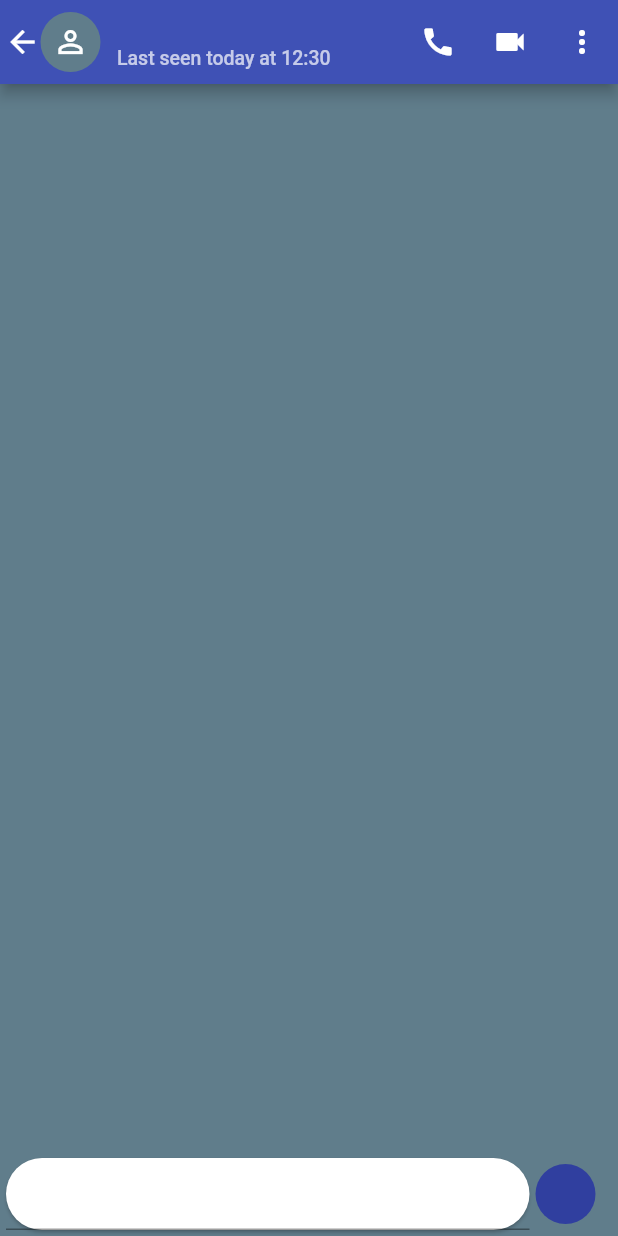
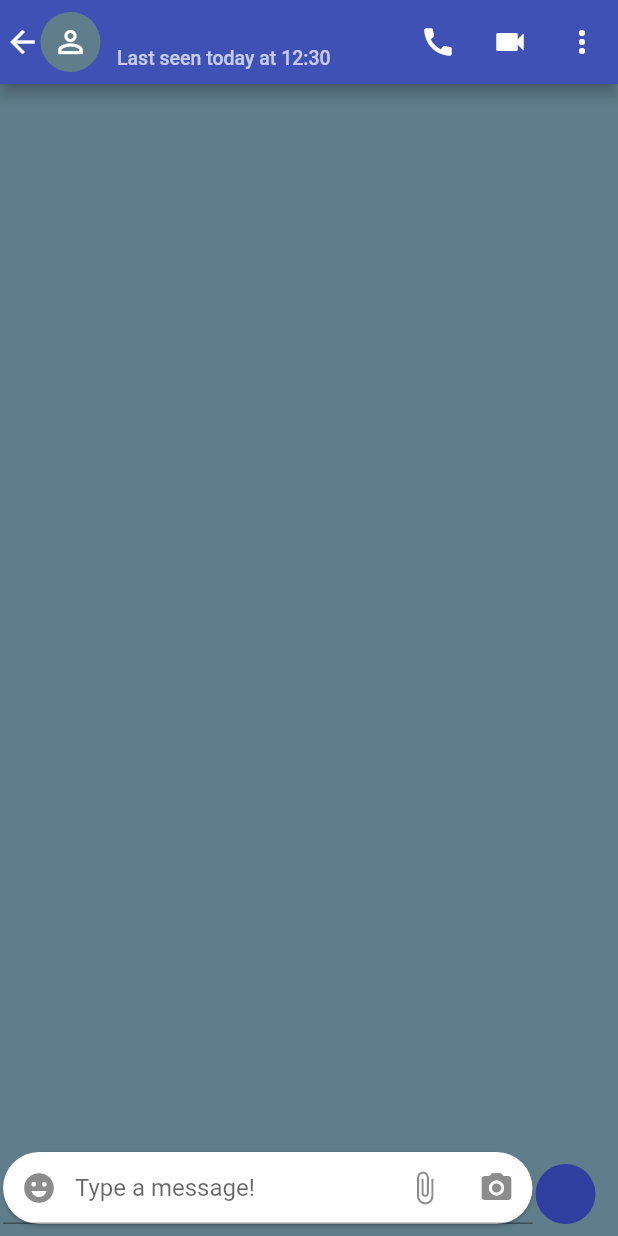
Before and after one commit to garamkim83/untitled_chatting_game, a Flutter app: the IndividualChatPage screen opened directly with empty values, on a phone screen of 412 x 824 dp. Run offline on Flutter 3.47's test engine with Material 2 defaults, Android fonts, the phone set to English and light mode, and no system bars; our stand-ins replace font_awesome_flutter.

Commit message:
Update individualChatPage.dart

```diff
--- a/lib/Page/individualChatPage.dart
+++ b/lib/Page/individualChatPage.dart
@@ -125,9 +125,35 @@ class _IndividualChatPageState extends State<IndividualChatPage> {
                   Container(
                     width: MediaQuery.of(context).size.width - 55,
                     child: Card(
+                      margin: EdgeInsets.only(left: 2, right: 2, bottom: 8),
                       shape: RoundedRectangleBorder(
                           borderRadius: BorderRadius.circular(25)),
-                      child: TextFormField(),
+                      child: TextFormField(
+                        textAlignVertical: TextAlignVertical.center,
+                        keyboardType: TextInputType.multiline,
+                        maxLines: 5,
+                        minLines: 1,
+                        decoration: InputDecoration(
+                            hintText: "Type a message!",
+                            contentPadding: EdgeInsets.only(left: 15),
+                            prefixIcon: IconButton(
+                              icon: Icon(Icons.emoji_emotions),
+                              onPressed: () {},
+                            ),
+                            suffixIcon: Row(
+                              mainAxisSize: MainAxisSize.min,
+                              children: [
+                                IconButton(
+                                  icon: Icon(Icons.attach_file),
+                                  onPressed: () {},
+                                ),
+                                IconButton(
+                                  icon: Icon(Icons.camera_alt),
+                                  onPressed: () {},
+                                )
+                              ],
+                            )),
+                      ),
                     ),
                   ),
                   CircleAvatar(),
```
